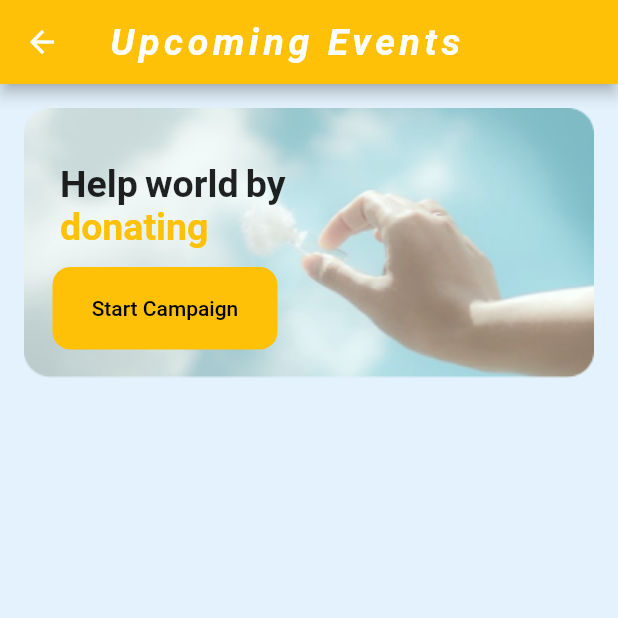
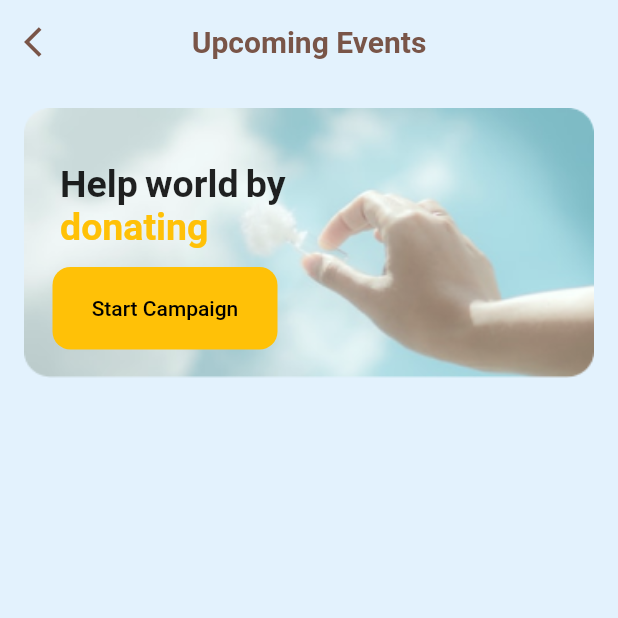
Before and after one commit to aakritip15/E_commerce, a Flutter app: the Donation screen opened directly with empty values, on a phone screen of 412 x 824 dp, the top half of it. Run offline on Flutter 3.47's test engine with Material 2 defaults, Android fonts, the light colour scheme and no system bars; our stand-ins replace cloud_firestore, feather_icons, firebase_auth, firebase_core, firebase_storage, google_fonts and 3 more; missing offline and left inert: cross_file_image; accounts and stored records are empty.

Commit message:
Updated Ui

```diff
--- a/lib/Screens/donation.dart
+++ b/lib/Screens/donation.dart
@@ -51,13 +51,18 @@ class _DonationState extends State<Donation> {
         appBar: AppBar(
           title: const Text('Upcoming Events',
               style: TextStyle(
+                color: Colors.brown,
                 fontWeight: FontWeight.bold,
-                fontStyle: FontStyle.italic,
-                color: Colors.white,
-                letterSpacing: 3,
-                fontSize: 25,
               )),
-          backgroundColor: Colors.amber,
+          backgroundColor: Colors.transparent,
+          elevation: 0,
+          leading: IconButton(
+            icon: const Icon(Icons.arrow_back_ios, color: Colors.brown),
+            onPressed: () {
+              Navigator.pop(context);
+            },
+          ),
+          centerTitle: true,
         ),
         body: Column(
           children: [
@@ -69,7 +74,7 @@ class _DonationState extends State<Donation> {
                     height: 180,
                     width: double.infinity,
                     decoration: BoxDecoration(
-                        image:DecorationImage(
+                        image: DecorationImage(
                             image: AssetImage('images/donation/donation.png'),
                             fit: BoxFit.fill),
                         borderRadius: BorderRadius.circular(15)),
@@ -147,7 +152,8 @@ class _DonationState extends State<Donation> {
                 child: ListView.builder(
                   itemCount: campaign.length,
                   itemBuilder: (BuildContext context, int index) {
-                    return DonationBox(context, campaign: campaign[index],images: images[index]);
+                    return DonationBox(context,
+                        campaign: campaign[index], images: images[index]);
                   },
                   scrollDirection: Axis.vertical,
                   shrinkWrap: true,
@@ -159,7 +165,7 @@ class _DonationState extends State<Donation> {
   }
 }
 
-DonationBox(context, {required Campaign campaign,required String images}) {
+DonationBox(context, {required Campaign campaign, required String images}) {
   String? CampaignName = campaign.CampaignName;
   return Padding(
     padding: const EdgeInsets.fromLTRB(3, 5, 3, 5),
@@ -172,10 +178,8 @@ DonationBox(context, {required Campaign campaign,required String images}) {
             height: 220,
             width: double.infinity,
             decoration: BoxDecoration(
-                image:  DecorationImage(
-                    image: AssetImage(
-                        images),
-                    fit: BoxFit.fill),
+                image: DecorationImage(
+                    image: AssetImage(images), fit: BoxFit.fill),
                 borderRadius: BorderRadius.circular(35)),
           ),
         ),
@@ -242,7 +246,9 @@ DonationBox(context, {required Campaign campaign,required String images}) {
                                       context,
                                       MaterialPageRoute(
                                           builder: (context) => DonationDetail(
-                                              campaign: campaign,image: images,)));
+                                                campaign: campaign,
+                                                image: images,
+                                              )));
                                 },
                                 icon: const Icon(
                                   Icons.arrow_right_alt,
```
Also changed, not shown: lib/Screens/chatHome.dart (+10 -6 lines), lib/Screens/sell_item.dart (+3 -4 lines), lib/Screens/splashscreen.dart (+0 -9 lines), lib/main.dart (+1 -11 lines).
